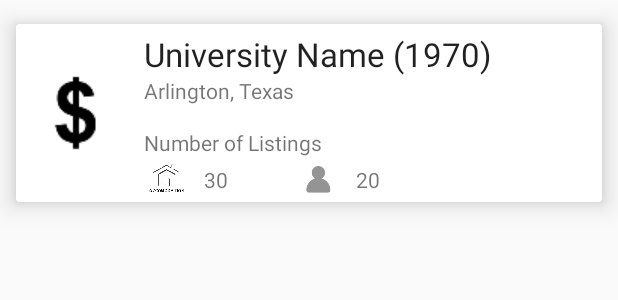
After one commit to apurv2/StudentAssist, an Android app: the layout single_university_view.xml on its own in the app's theme, with its tools: preview values and no code run, on a phone screen of 412 x 824 dp. The commit adds this screen. Shown: the top 300 px of the screen. Run offline under Robolectric (Android 15) with nearby library versions, the phone set to English and light mode, and no system bars; network calls fail.

Commit message:
added University popup

```diff
--- a/app/src/main/java/com/apurv/studentassist/accommodation/activities/MainActivity.java
+++ b/app/src/main/java/com/apurv/studentassist/accommodation/activities/MainActivity.java
@@ -9,14 +9,14 @@ import android.os.Bundle;
 import android.util.Base64;
 import android.util.Log;
 
-import com.crashlytics.android.Crashlytics;
+//import com.crashlytics.android.Crashlytics;
 import com.facebook.AccessToken;
 import com.facebook.FacebookSdk;
 
 import java.security.MessageDigest;
 import java.security.NoSuchAlgorithmException;
 
-import io.fabric.sdk.android.Fabric;
+//import io.fabric.sdk.android.Fabric;
 
 public class MainActivity extends Activity {
 
@@ -25,7 +25,7 @@ public class MainActivity extends Activity {
     public void onCreate(Bundle savedInstanceState) {
         super.onCreate(savedInstanceState);
         FacebookSdk.sdkInitialize(getApplicationContext());
-        Fabric.with(this, new Crashlytics());
+      //  Fabric.with(this, new Crashlytics());
 
         PackageInfo info;
         try {
--- a/app/src/main/java/com/apurv/studentassist/accommodation/business/rules/AccommodationBO.java
+++ b/app/src/main/java/com/apurv/studentassist/accommodation/business/rules/AccommodationBO.java
@@ -7,10 +7,8 @@ import com.apurv.studentassist.accommodation.Dialogs.LoadingDialog;
 import com.apurv.studentassist.accommodation.Interfaces.AccommodationBI;
 import com.apurv.studentassist.accommodation.Interfaces.NotificationsBI;
 import com.apurv.studentassist.accommodation.Interfaces.PostAccommodationBI;
-import com.apurv.studentassist.accommodation.Interfaces.RecentListInterface;
 import com.apurv.studentassist.accommodation.classes.AccommodationAdd;
 import com.apurv.studentassist.accommodation.classes.ApartmentNamesWithType;
-import com.apurv.studentassist.accommodation.classes.RecentListChecker;
 import com.apurv.studentassist.accommodation.classes.StudentAssistApplication;
 import com.apurv.studentassist.internet.NetworkInterface;
 import com.apurv.studentassist.internet.StudentAssistBO;
@@ -60,8 +58,7 @@ public class AccommodationBO {
 
 
                         Gson gson = new Gson();
-                        ArrayList<AccommodationAdd> advertisements = gson.fromJson(jsonResponse, new TypeToken<List<AccommodationAdd>>() {
-                        }.getType());
+                        ArrayList<AccommodationAdd> advertisements = gson.fromJson(jsonResponse, new TypeToken<List<AccommodationAdd>>() {}.getType());
 
                         accommodationBI.onAccommodationAddsReady(advertisements);
 
--- a/app/src/main/java/com/apurv/studentassist/accommodation/urlInfo/UrlInterface.java
+++ b/app/src/main/java/com/apurv/studentassist/accommodation/urlInfo/UrlInterface.java
@@ -46,5 +46,7 @@ public interface UrlInterface {
 
     public String getAccessToken();
 
+    public String getUniversitieListUrl();
+
 
 }
--- a/app/src/main/java/com/apurv/studentassist/util/SAConstants.java
+++ b/app/src/main/java/com/apurv/studentassist/util/SAConstants.java
@@ -35,7 +35,7 @@ public class SAConstants {
 
     public static final String APARTMENT_NAME = "apartmentName";
 
-  //  public static final String URL = "http://awss.mppzteuums.us-east-1.elasticbeanstalk.com/rest";
+   // public static final String URL = "http://studentassist.2mfu7mmben.us-east-1.elasticbeanstalk.com/rest";
 
     public static final String URL = "http://10.0.2.2:8080/StudentAssistWebapp/rest";
 
--- /dev/null
+++ b/app/src/main/res/layout/single_university_view.xml
@@ -0,0 +1,124 @@
+<?xml version="1.0" encoding="utf-8"?>
+<LinearLayout xmlns:android="http://schemas.android.com/apk/res/android"
+    xmlns:card_view="http://schemas.android.com/apk/res-auto"
+    android:layout_width="match_parent"
+    android:layout_height="match_parent"
+    android:orientation="vertical">
+
+    <android.support.v7.widget.CardView
+
+        android:layout_width="match_parent"
+        android:layout_height="wrap_content"
+        card_view:cardElevation="10dp"
+        card_view:cardUseCompatPadding="true">
+
+
+        <LinearLayout
+            android:layout_width="match_parent"
+            android:layout_height="wrap_content"
+            android:orientation="horizontal">
+
+            <ImageView
+                android:id="@+id/universityPhoto"
+                android:layout_width="80dp"
+                android:layout_height="match_parent"
+                android:layout_marginBottom="2dp"
+                android:layout_marginTop="2dp"
+                android:src="@drawable/ic_us_dollar_256" />
+
+            <LinearLayout
+                android:layout_width="match_parent"
+                android:layout_height="match_parent"
+                android:layout_marginLeft="5dp"
+                android:layout_marginTop="5dp"
+                android:orientation="vertical">
+
+                <TextView
+                    android:id="@+id/universityName"
+                    android:layout_width="match_parent"
+                    android:layout_height="wrap_content"
+                    android:text="University Name (1970)"
+                    android:textAppearance="?android:attr/textAppearanceLarge" />
+
+                <TextView
+                    android:id="@+id/UniversityAddress"
+                    android:layout_width="match_parent"
+                    android:layout_height="wrap_content"
+                    android:text="Arlington, Texas"
+                    android:textAppearance="?android:attr/textAppearanceSmall" />
+
+
+                <TextView
+                    android:layout_width="match_parent"
+                    android:layout_height="wrap_content"
+                    android:layout_marginTop="15dp"
+                    android:text="Number of Listings"
+                    android:textAppearance="?android:attr/textAppearanceSmall" />
+
+                <LinearLayout
+                    android:layout_width="match_parent"
+                    android:layout_height="wrap_content"
+                    android:orientation="horizontal">
+
+                    <LinearLayout
+                        android:layout_width="0dp"
+                        android:layout_height="wrap_content"
+                        android:layout_weight="1"
+                        android:orientation="horizontal">
+
+                        <ImageView
+                            android:id="@+id/imageView"
+                            android:layout_width="30dp"
+                            android:layout_height="30dp"
+                            android:src="@drawable/icon_home" />
+
+
+                        <TextView
+                            android:id="@+id/noOfListings"
+                            android:layout_width="match_parent"
+                            android:layout_height="wrap_content"
+                            android:layout_gravity="center"
+                            android:gravity="bottom"
+                            android:text="   30"
+                            android:textAppearance="?android:attr/textAppearanceSmall" />
+                    </LinearLayout>
+
+                    <LinearLayout
+                        android:layout_width="0dp"
+                        android:layout_height="wrap_content"
+                        android:layout_weight="1"
+                        android:orientation="horizontal">
+
+                        <ImageView
+                            android:layout_width="30dp"
+                            android:layout_height="30dp"
+                            android:src="@drawable/ic_user" />
+
+
+                        <TextView
+                            android:id="@+id/noOfUsers"
+                            android:layout_width="match_parent"
+                            android:layout_height="wrap_content"
+                            android:layout_gravity="center"
+                            android:gravity="bottom"
+                            android:text="   20"
+                            android:textAppearance="?android:attr/textAppearanceSmall" />
+                    </LinearLayout>
+
+                    <LinearLayout
+                        android:layout_width="0dp"
+                        android:layout_height="wrap_content"
+                        android:layout_weight="1"
+                        android:orientation="horizontal">
+
+                    </LinearLayout>
+                </LinearLayout>
+
+
+            </LinearLayout>
+
+
+        </LinearLayout>
+    </android.support.v7.widget.CardView>
+
+</LinearLayout>
--- a/app/src/main/res/layout/subscribe_notifications_apt_names.xml
+++ b/app/src/main/res/layout/subscribe_notifications_apt_names.xml
@@ -3,6 +3,7 @@
     android:id="@+id/parentCardView"
     android:layout_width="match_parent"
     android:layout_height="match_parent"
+    android:animateLayoutChanges="true"
     android:paddingBottom="10dp"
     android:background="#fff"
     android:orientation="vertical">
@@ -10,6 +11,7 @@
 
     <LinearLayout
         android:id="@+id/parentLayout"
+        android:animateLayoutChanges="true"
         android:layout_width="match_parent"
         android:layout_height="match_parent"
         android:orientation="vertical">
--- a/app/src/main/res/values/strings.xml
+++ b/app/src/main/res/values/strings.xml
@@ -176,6 +176,7 @@
     <string name="on_campus">On-Campus</string>
     <string name="off_campus">Off-Campus</string>
     <string name="dorms">Dorms</string>
+    <string name="type_university_name">University Name</string>
 
 
 </resources>
--- a/build.gradle
+++ b/build.gradle
@@ -5,7 +5,7 @@ buildscript {
     }
     dependencies {
 
-        classpath 'com.android.tools.build:gradle:2.2.3'
+        classpath 'com.android.tools.build:gradle:2.3.0'
         classpath 'com.google.gms:google-services:3.0.0'
 
     }
```
Also changed, not shown: app/build.gradle (+8 -6 lines), app/src/main/java/com/apurv/studentassist/accommodation/Dialogs/UniversitiesListDialog.java (added, +108 -0 lines), app/src/main/java/com/apurv/studentassist/accommodation/activities/HomeScreenActivity.java (+8 -0 lines), app/src/main/java/com/apurv/studentassist/accommodation/activities/NotificationSettingsActivity.java (+6 -2 lines), app/src/main/java/com/apurv/studentassist/accommodation/adapters/UniversitiesListAdapter.java (added, +155 -0 lines), app/src/main/java/com/apurv/studentassist/accommodation/classes/University.java (added, +104 -0 lines), app/src/main/java/com/apurv/studentassist/accommodation/urlInfo/UrlGenerator.java (+8 -0 lines), app/src/main/res/layout/activity_notification_settings.xml (+5 -2 lines), app/src/main/res/layout/fragment_university_list.xml (added, +24 -0 lines), gradle/wrapper/gradle-wrapper.properties.
